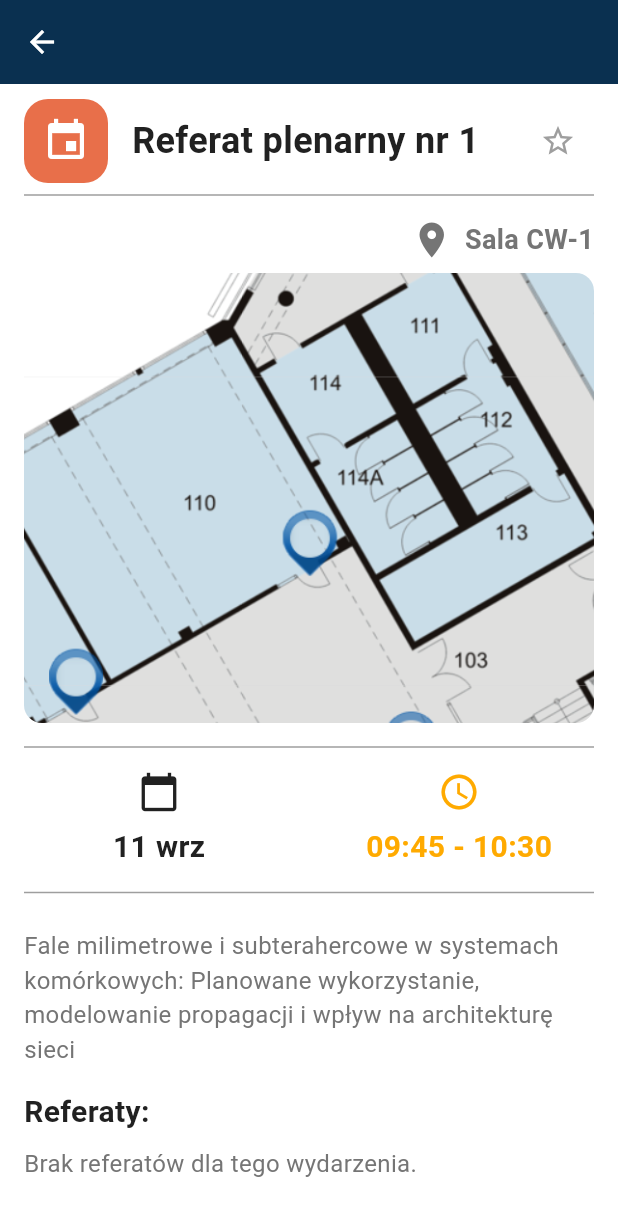
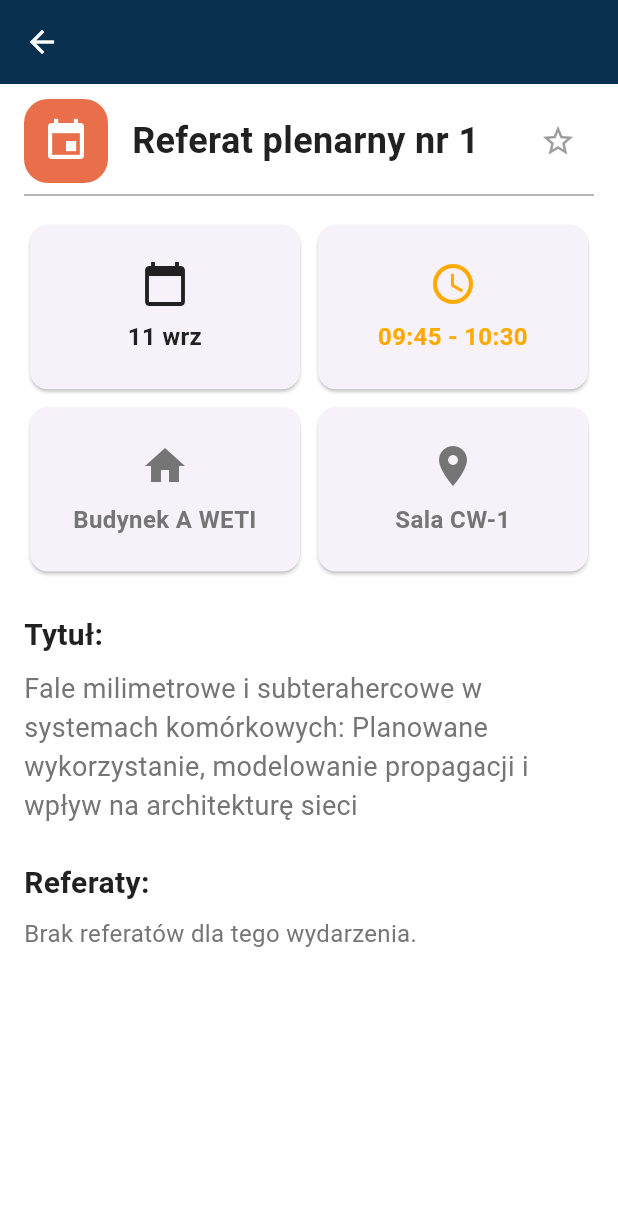
Before and after one commit to haniagibus/KRiT_2025_app, a Flutter app: the EventScreen screen opened directly with sample values from the repository, on a phone screen of 412 x 824 dp. Shown: the top 1216 px of the screen. Run offline on Flutter 3.47's test engine with Material 3 defaults, Android fonts, the phone set to English and light mode, and no system bars; our stand-ins replace file_picker; missing offline and left inert: flutter_pdfview, syncfusion_flutter_core, syncfusion_flutter_pdf; statements that could not run were skipped.

Commit message:
UI changes in homescreen and eventscreen

```diff
--- a/lib/models/event/events_data_storage.dart
+++ b/lib/models/event/events_data_storage.dart
@@ -7,6 +7,7 @@ import 'package:flutter/scheduler.dart';
 import '../report/report.dart';
 import '../report/reports_data_storage.dart';
 import 'event.dart';
+import 'mocked_events.dart';
 
 class EventsDataStorage extends ChangeNotifier {
   ReportsDataStorage _reportsStorage;
--- a/lib/models/event/mocked_events.dart
+++ b/lib/models/event/mocked_events.dart
@@ -8,12 +8,12 @@ class MockedEvents {
       Event(
 
         title: "Referat plenarny nr 1",
-        subtitle: "Sławomir Hausman",
+        subtitle: "Fale milimetrowe i subterahercowe w systemach komórkowych: Planowane wykorzystanie, modelowanie propagacji i wpływ na architekturę sieci",
         type: EventType.PlenarySession,
         dateTimeStart: DateTime(2024, 9, 11, 9, 45),
         dateTimeEnd: DateTime(2024, 9, 11, 10, 30),
         description: "Fale milimetrowe i subterahercowe w systemach komórkowych: Planowane wykorzystanie, modelowanie propagacji i wpływ na architekturę sieci",
-        building: "Centrum Wykładowo-Konferencyjne",
+        building: "Budynek A WETI",
         room: "Sala CW-1",
         reports: [],
         isFavourite: false
--- a/lib/views/screens/admin/admin_screen.dart
+++ b/lib/views/screens/admin/admin_screen.dart
@@ -30,7 +30,7 @@ class AdminScreen extends StatelessWidget {
         padding: const EdgeInsets.all(16.0),
         child: Column(
           children: [
-            _buildBCard(Icons.add_circle, "Stwórz Nową Edycję", () {
+            _buildCard(Icons.add_circle, "Stwórz Nową Edycję", () {
               Navigator.push(
                 context,
                 MaterialPageRoute(builder: (context) => NewEditionForm()),
@@ -43,33 +43,33 @@ class AdminScreen extends StatelessWidget {
                 crossAxisSpacing: 16,
                 mainAxisSpacing: 16,
                 children: [
-                  _buildBCard(Icons.event, "Dodaj Wydarzenie", () {
+                  _buildCard(Icons.event, "Dodaj Wydarzenie", () {
                     Navigator.push(
                       context,
                       MaterialPageRoute(builder: (context) => EventForm()),
                     );
                   }),
-                  _buildBCard(Icons.event, "Edytuj Wydarzenia", () {
+                  _buildCard(Icons.event, "Edytuj Wydarzenia", () {
                     Navigator.push(
                       context,
                       MaterialPageRoute(
                           builder: (context) => EventManagerScreen()),
                     );
                   }),
-                  _buildBCard(Icons.article, "Dodaj Referat", () {
+                  _buildCard(Icons.article, "Dodaj Referat", () {
                     Navigator.push(
                       context,
                       MaterialPageRoute(builder: (context) => ReportForm()),
                     );
                   }),
-                  _buildBCard(Icons.article, "Edytuj Referaty", () {
+                  _buildCard(Icons.article, "Edytuj Referaty", () {
                     Navigator.push(
                       context,
                       MaterialPageRoute(
                           builder: (context) => ReportManagerScreen()),
                     );
                   }),
-                  _buildBCard(Icons.logout, "Wyloguj", () => _logout(context)),
+                  _buildCard(Icons.logout, "Wyloguj", () => _logout(context)),
                 ],
               ),
             ),
@@ -79,7 +79,7 @@ class AdminScreen extends StatelessWidget {
     );
   }
 
-  Widget _buildBCard(IconData icon, String title, VoidCallback onTap) {
+  Widget _buildCard(IconData icon, String title, VoidCallback onTap) {
     return SizedBox(
       width: double.infinity,
       child: Card(
--- a/lib/views/screens/admin/events/event_form.dart
+++ b/lib/views/screens/admin/events/event_form.dart
@@ -23,6 +23,7 @@ class _EventFormState extends State<EventForm> {
   final _titleController = TextEditingController();
   final _subtitleController = TextEditingController();
   final _descriptionController = TextEditingController();
+  final _buildingController = TextEditingController();
   final _roomController = TextEditingController();
 
   bool isSubmitted = false;
@@ -43,6 +44,7 @@ class _EventFormState extends State<EventForm> {
       _titleController.text = event.title;
       _subtitleController.text = event.subtitle;
       _descriptionController.text = event.description;
+      _buildingController.text = event.building;
       _roomController.text = event.room;
       _selectedDate = event.dateTimeStart;
       _selectedStartTime = TimeOfDay.fromDateTime(event.dateTimeStart);
@@ -56,6 +58,7 @@ class _EventFormState extends State<EventForm> {
     _titleController.dispose();
     _subtitleController.dispose();
     _descriptionController.dispose();
+    _buildingController.dispose();
     _roomController.dispose();
     super.dispose();
   }
@@ -217,7 +220,7 @@ class _EventFormState extends State<EventForm> {
         type: EventType.Other,
         dateTimeStart: startDateTime,
         dateTimeEnd: endDateTime,
-        building: "Budynek A",
+        building: _buildingController.text.trim(),
         room: _roomController.text.trim(),
         reports: _selectedReports,
         isFavourite: widget.event?.isFavourite ?? false,
@@ -272,7 +275,7 @@ class _EventFormState extends State<EventForm> {
                     const SizedBox(height: 16),
                     _buildTextField(_subtitleController, "Podtytuł"),
                     const SizedBox(height: 16),
-                    _buildTextField(_descriptionController, "Opis"),
+                    _buildTextField(_descriptionController, "Opis", maxLines: 3),
                     const SizedBox(height: 16),
                     Row(
                       children: [
@@ -350,6 +353,8 @@ class _EventFormState extends State<EventForm> {
                         ),
                       ],
                     ),
+                    const SizedBox(height: 16),
+                    _buildTextField(_buildingController, "Budynek"),
                     const SizedBox(height: 16),
                     _buildTextField(_roomController, "Sala"),
                     const SizedBox(height: 16),
--- a/lib/views/screens/admin/reports/report_form.dart
+++ b/lib/views/screens/admin/reports/report_form.dart
@@ -105,7 +105,7 @@ class _ReportFormState extends State<ReportForm> {
     );
 
     if (result == null || result.files.isEmpty) {
-      return; // użytkownik anulował wybór
+      return;
     }
 
     final path = result.files.single.path;
--- a/lib/views/screens/home/home_screen.dart
+++ b/lib/views/screens/home/home_screen.dart
@@ -38,8 +38,9 @@ class _HomeScreenState extends State<HomeScreen> {
           const SizedBox(height: 8.0),
           Text(
             'Konferencja Radiokomunikacji i Teleinformatyki 2025',
+            textAlign: TextAlign.center,
             style: TextStyle(
-              fontSize: 32,
+              fontSize: 30,
               fontWeight: FontWeight.bold,
               color: AppColors.text_primary,
             ),
--- a/lib/views/screens/schedule/event_screen.dart
+++ b/lib/views/screens/schedule/event_screen.dart
@@ -50,7 +50,10 @@ class _EventScreenState extends State<EventScreen> {
           },
         ),
       ),
-      body: SingleChildScrollView(
+      body: SafeArea(
+        child: SingleChildScrollView(
+          child: Padding(
+            padding: const EdgeInsets.only(bottom: 24.0),
             child: Column(
               crossAxisAlignment: CrossAxisAlignment.start,
               children: [
@@ -87,110 +90,50 @@ class _EventScreenState extends State<EventScreen> {
                   child: Column(
                     crossAxisAlignment: CrossAxisAlignment.start,
                     children: [
-                  const Divider(
-                    color: Colors.grey,
-                    thickness: 1,
-                  ),
+                      const Divider(color: Colors.grey, thickness: 1),
                       const SizedBox(height: 8),
-                  Row(
-                    mainAxisAlignment: MainAxisAlignment.end,
+                      GridView.count(
+                        shrinkWrap: true,
+                        physics: const NeverScrollableScrollPhysics(),
+                        crossAxisCount: 2,
+                        crossAxisSpacing: 4,
+                        mainAxisSpacing: 4,
+                        childAspectRatio: 1.6,
                         children: [
-                      Icon(
-                        Icons.room,
-                        size: 28,
-                        color: AppColors.text_secondary,
-                      ),
-                      const SizedBox(width: 8),
-                      Text(
-                        widget.event.room,
-                        style: const TextStyle(
-                          fontSize: 18,
-                          fontWeight: FontWeight.bold,
-                          color: AppColors.text_secondary,
-                        ),
-                      ),
+                          _buildCard(Icons.calendar_today, widget.event.formattedDate, AppColors.text_primary),
+                          _buildCard(Icons.access_time, widget.event.formattedTime, AppColors.accent),
+                          _buildCard(Icons.home, widget.event.building, AppColors.text_secondary),
+                          _buildCard(Icons.room, widget.event.room, AppColors.text_secondary),
                         ],
                       ),
-                  const SizedBox(height: 8),
-                  ClipRRect(
-                    borderRadius: BorderRadius.circular(12.0),
-                    child: Image.asset(
-                      'assets/images/floor_map.png',
-                      height: 300,
-                      width: double.infinity,
-                      fit: BoxFit.cover,
-                    ),
-                  ),
-                  const SizedBox(height: 8),
-                  const Divider(
-                    color: Colors.grey,
-                    thickness: 1,
-                  ),
-                  const SizedBox(height: 8),
-                  Row(
-                    mainAxisAlignment: MainAxisAlignment.center,
-                    children: [
-                      Expanded(
-                        child: Column(
-                          children: [
-                            Icon(
-                              Icons.calendar_today,
-                              size: 28,
-                              color: AppColors.text_primary,
-                            ),
-                            const SizedBox(height: 8),
-                            Text(
-                              widget.event.formattedDate,
-                              style: const TextStyle(
+                      const SizedBox(height: 24),
+                      const Text(
+                        "Tytuł:",
+                        style: TextStyle(
                           fontSize: 20,
                           fontWeight: FontWeight.bold,
                           color: AppColors.text_primary,
                         ),
                       ),
-                          ],
-                        ),
-                      ),
-                      const VerticalDivider(
-                        color: AppColors.primary,
-                        thickness: 2,
-                        width: 20,
-                      ),
-                      Expanded(
-                        child: Column(
-                          children: [
-                            Icon(
-                              Icons.access_time,
-                              size: 28,
-                              color: AppColors.accent,
-                            ),
                       const SizedBox(height: 8),
                       Text(
-                              widget.event.formattedTime,
+                        widget.event.subtitle,
                         style: const TextStyle(
-                                fontSize: 20,
-                                fontWeight: FontWeight.bold,
-                                color: AppColors.accent,
-                              ),
-                            ),
-                          ],
-                        ),
-                      ),
-                    ],
-                  ),
-                  const SizedBox(height: 8),
-                  const Divider(
-                    color: Colors.grey,
-                    thickness: 1,
-                  ),
-                  const SizedBox(height: 16),
-                  Text(
-                    widget.event.description,
-                    style: const TextStyle(
-                      fontSize: 16,
+                          fontSize: 18,
                           color: AppColors.text_secondary,
                         ),
                       ),
-                  const SizedBox(height: 16),
+                      // const SizedBox(height: 8),
+                      // const Divider(color: Colors.grey, thickness: 1),
+                      // const SizedBox(height: 8),
+                      // Text(
+                      //   widget.event.description,
+                      //   style: const TextStyle(
+                      //     fontSize: 16,
+                      //     color: AppColors.text_secondary,
+                      //   ),
+                      // ),
+                      const SizedBox(height: 24),
                       _buildReportsSection(widget.event.reports),
                     ],
                   ),
@@ -198,10 +141,35 @@ class _EventScreenState extends State<EventScreen> {
               ],
             ),
           ),
+        ),
+      ),
     );
   }
 
-  /// Reports Section
+  Widget _buildCard(IconData icon, String title, Color color) {
+    return Card(
+      shape: RoundedRectangleBorder(
+        borderRadius: BorderRadius.circular(12),
+      ),
+      child: Column(
+        mainAxisAlignment: MainAxisAlignment.center,
+        children: [
+          Icon(icon, size: 32, color: color),
+          const SizedBox(height: 8),
+          Text(
+            title,
+            textAlign: TextAlign.center,
+            style: TextStyle(
+              fontSize: 16,
+              fontWeight: FontWeight.bold,
+              color: color,
+            ),
+          ),
+        ],
+      ),
+    );
+  }
+
   Widget _buildReportsSection(List<Report> reports) {
     return Column(
       crossAxisAlignment: CrossAxisAlignment.start,
@@ -227,15 +195,11 @@ class _EventScreenState extends State<EventScreen> {
             itemCount: reports.length,
             itemBuilder: (context, index) {
               final report = reports[index];
-              return Padding(
-                padding: const EdgeInsets.only(bottom: 8.0),
-                child: ReportTile(
+              return ReportTile(
                 report: report,
                 onTap: () {
-                    // Additional logic for tapping a report
-                    print("Wybrano raport: ${report.title}");
+                  print("Wybrano referat: ${report.title}");
                 },
-                ),
               );
             },
           ),
```
Also changed, not shown: assets/images/KRiT2025_logo-min.png. Lines whose indentation alone changed are shown as unchanged.
